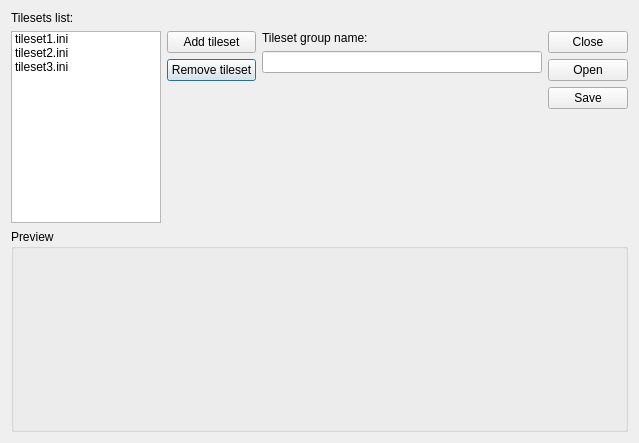
This is Editor/tilesets/tilesetgroupeditor.ui in WohlSoft/Moondust-Project as Qt 5 draws it before an edit. The edited form follows.
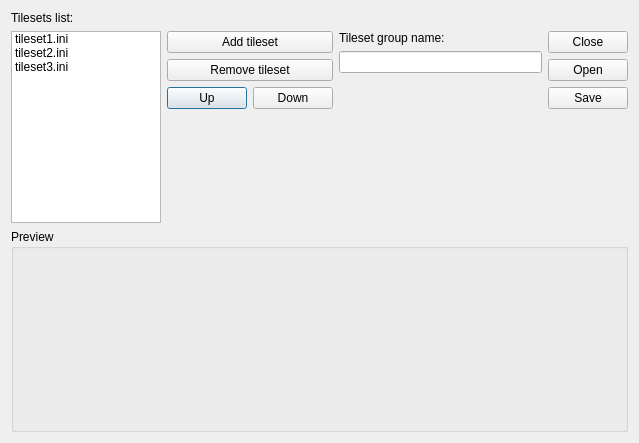
This is the edited form. Icons and pictures are not drawn.

Commit message: Add Up/Down Button

```diff
--- a/Editor/tilesets/tilesetgroupeditor.ui
+++ b/Editor/tilesets/tilesetgroupeditor.ui
@@ -17,44 +17,25 @@
    <iconset resource="../_resources/editor.qrc">
     <normaloff>:/images/cat/cat_48.png</normaloff>:/images/cat/cat_48.png</iconset>
   </property>
-  <layout class="QGridLayout" name="gridLayout" rowstretch="0,0,0,0,0,0,0,0,0,0,0,0,0,0,0,100" columnstretch="0,0,0,0,0,0">
-   <item row="4" column="5">
-    <spacer name="verticalSpacer_2">
-     <property name="orientation">
-      <enum>Qt::Vertical</enum>
-     </property>
-     <property name="sizeHint" stdset="0">
-      <size>
-       <width>20</width>
-       <height>40</height>
-      </size>
-     </property>
-    </spacer>
-   </item>
-   <item row="15" column="0" colspan="6">
-    <widget class="QGroupBox" name="PreviewBox">
-     <property name="title">
-      <string>Preview</string>
-     </property>
-     <layout class="QGridLayout" name="gridLayout_2"/>
-    </widget>
-   </item>
-   <item row="2" column="2">
-    <widget class="QPushButton" name="RemoveTileset">
+  <layout class="QGridLayout" name="gridLayout" rowstretch="0,0,0,0,0,0,0,0,0,0,0,0,0,0,0,100,0" columnstretch="0,0,0,0,0,0,0">
+   <item row="3" column="2">
+    <widget class="QPushButton" name="tilesetUp">
      <property name="text">
-      <string>Remove tileset</string>
+      <string>Up</string>
      </property>
     </widget>
    </item>
-   <item row="0" column="0" colspan="6">
-    <widget class="QLabel" name="label">
+   <item row="1" column="4" rowspan="5" colspan="2">
+    <layout class="QGridLayout" name="gridLayout_3">
+     <item row="0" column="0">
+      <widget class="QLabel" name="label_2">
      <property name="text">
-      <string>Tilesets list:</string>
+        <string>Tileset group name:</string>
      </property>
     </widget>
    </item>
-   <item row="3" column="2" rowspan="2">
-    <spacer name="verticalSpacer">
+     <item row="2" column="0">
+      <spacer name="verticalSpacer_3">
      <property name="orientation">
       <enum>Qt::Vertical</enum>
      </property>
@@ -66,14 +47,19 @@
      </property>
     </spacer>
    </item>
-   <item row="1" column="5">
-    <widget class="QPushButton" name="Close">
+     <item row="1" column="0">
+      <widget class="QLineEdit" name="tilesetGroupName"/>
+     </item>
+    </layout>
+   </item>
+   <item row="2" column="6">
+    <widget class="QPushButton" name="Open">
      <property name="text">
-      <string>Close</string>
+      <string>Open</string>
      </property>
     </widget>
    </item>
-   <item row="4" column="4">
+   <item row="5" column="5">
     <spacer name="horizontalSpacer">
      <property name="orientation">
       <enum>Qt::Horizontal</enum>
@@ -86,28 +72,34 @@
      </property>
     </spacer>
    </item>
-   <item row="1" column="2">
-    <widget class="QPushButton" name="addTileset">
+   <item row="1" column="6">
+    <widget class="QPushButton" name="Close">
      <property name="text">
-      <string>Add tileset</string>
+      <string>Close</string>
      </property>
     </widget>
    </item>
-   <item row="2" column="5">
-    <widget class="QPushButton" name="Open">
+   <item row="0" column="0" colspan="7">
+    <widget class="QLabel" name="label">
      <property name="text">
-      <string>Open</string>
+      <string>Tilesets list:</string>
      </property>
     </widget>
    </item>
-   <item row="3" column="5">
-    <widget class="QPushButton" name="Save">
-     <property name="text">
-      <string>Save</string>
+   <item row="5" column="6">
+    <spacer name="verticalSpacer_2">
+     <property name="orientation">
+      <enum>Qt::Vertical</enum>
      </property>
-    </widget>
+     <property name="sizeHint" stdset="0">
+      <size>
+       <width>20</width>
+       <height>40</height>
+      </size>
+     </property>
+    </spacer>
    </item>
-   <item row="1" column="0" rowspan="4" colspan="2">
+   <item row="1" column="0" rowspan="5" colspan="2">
     <widget class="QListWidget" name="tilesetList">
      <property name="maximumSize">
       <size>
@@ -141,17 +133,37 @@
      </item>
     </widget>
    </item>
-   <item row="1" column="3" rowspan="4" colspan="2">
-    <layout class="QGridLayout" name="gridLayout_3">
-     <item row="0" column="0">
-      <widget class="QLabel" name="label_2">
+   <item row="15" column="0" rowspan="2" colspan="7">
+    <widget class="QGroupBox" name="PreviewBox">
+     <property name="title">
+      <string>Preview</string>
+     </property>
+     <layout class="QGridLayout" name="gridLayout_2"/>
+    </widget>
+   </item>
+   <item row="3" column="3">
+    <widget class="QPushButton" name="tilesetDown">
        <property name="text">
-        <string>Tileset group name:</string>
+      <string>Down</string>
        </property>
       </widget>
      </item>
-     <item row="2" column="0">
-      <spacer name="verticalSpacer_3">
+   <item row="2" column="2" colspan="2">
+    <widget class="QPushButton" name="RemoveTileset">
+     <property name="text">
+      <string>Remove tileset</string>
+     </property>
+    </widget>
+   </item>
+   <item row="1" column="2" colspan="2">
+    <widget class="QPushButton" name="addTileset">
+     <property name="text">
+      <string>Add tileset</string>
+     </property>
+    </widget>
+   </item>
+   <item row="4" column="2" rowspan="2" colspan="2">
+    <spacer name="verticalSpacer">
        <property name="orientation">
         <enum>Qt::Vertical</enum>
        </property>
@@ -163,10 +175,12 @@
        </property>
       </spacer>
      </item>
-     <item row="1" column="0">
-      <widget class="QLineEdit" name="tilesetGroupName"/>
-     </item>
-    </layout>
+   <item row="3" column="6">
+    <widget class="QPushButton" name="Save">
+     <property name="text">
+      <string>Save</string>
+     </property>
+    </widget>
    </item>
   </layout>
  </widget>
```
Lines whose indentation alone changed are shown as unchanged. The commit also changes 2 other files.
